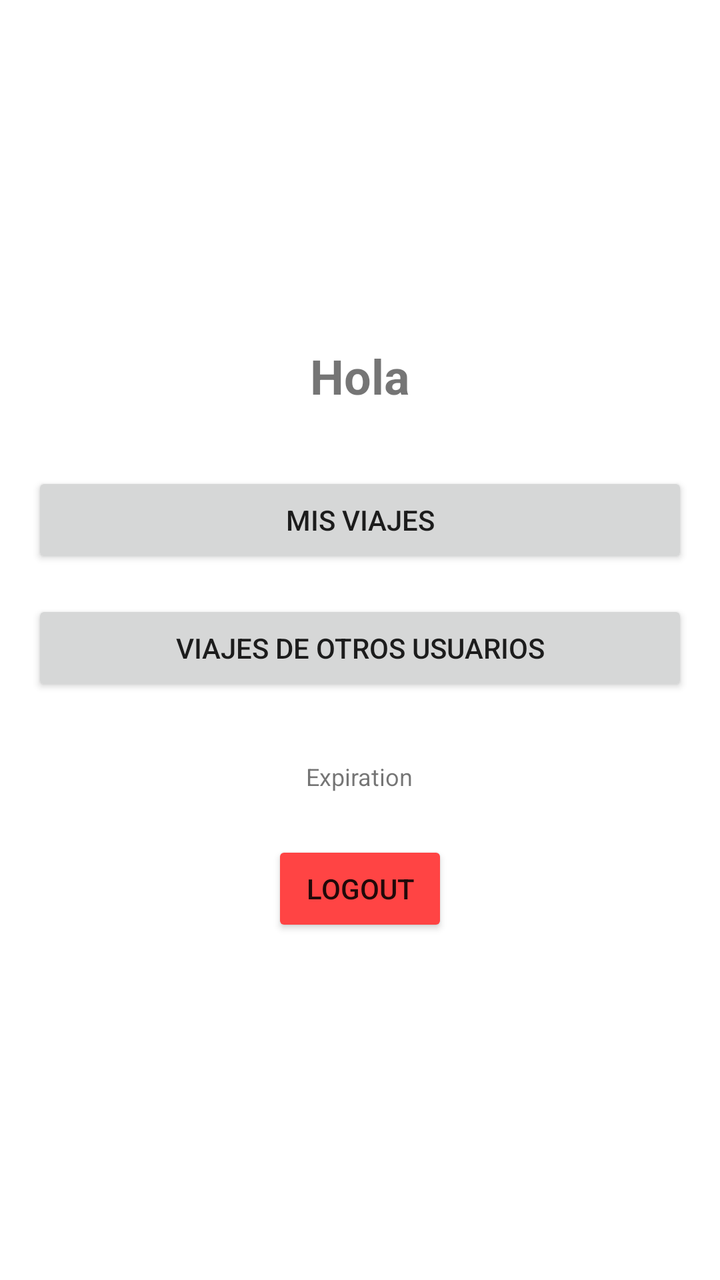
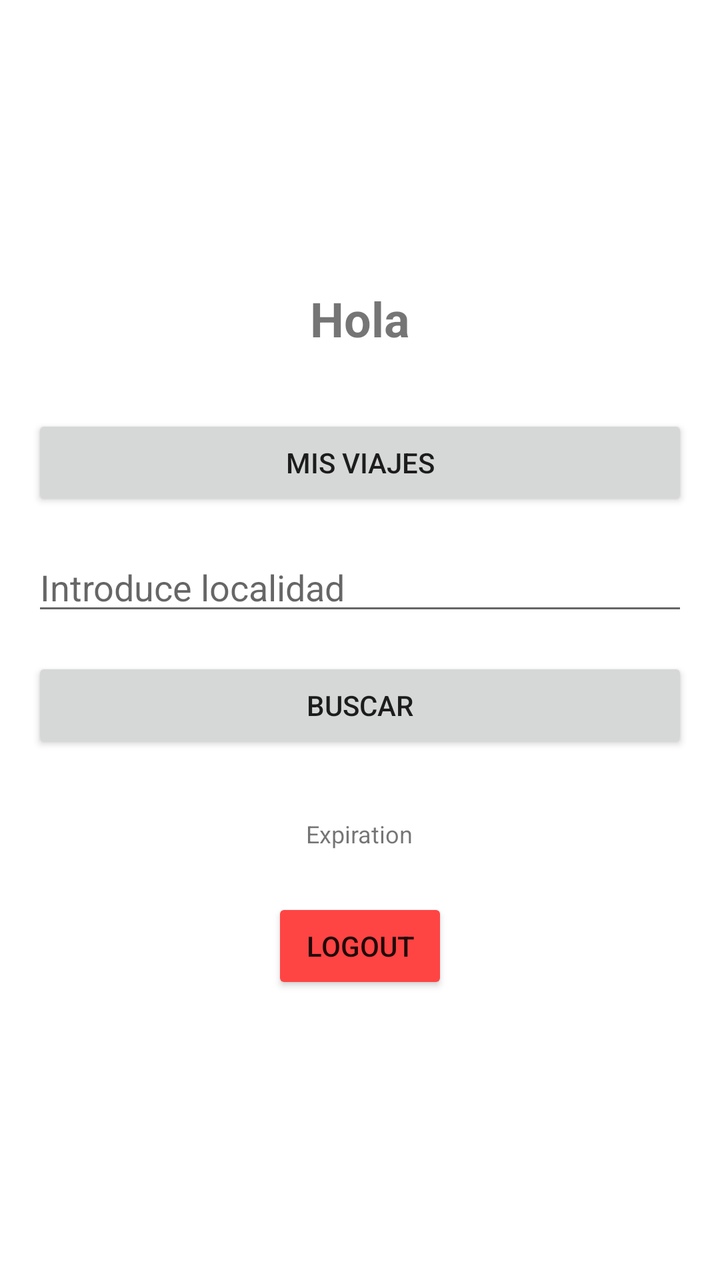

Screens rendered from an Android XML layout before and after an edit, with the pre-edit source and the edit as a unified diff.
<!-- AndroidManifest.xml: application theme Theme.LoginApp -->
<!-- res/layout/activity_token_info.xml -->
<LinearLayout xmlns:android="http://schemas.android.com/apk/res/android"
    android:layout_width="match_parent"
    android:layout_height="match_parent"
    android:orientation="vertical"
    android:padding="16dp"
    android:gravity="center">

    <TextView
        android:id="@+id/tv_alias"
        android:layout_width="wrap_content"
        android:layout_height="wrap_content"
        android:text="Hola"
        android:textSize="24sp"
        android:textStyle="bold"
        android:layout_marginBottom="32dp"/>

    <Button
        android:id="@+id/btn_my_trips"
        android:layout_width="match_parent"
        android:layout_height="wrap_content"
        android:text="Mis viajes"
        android:layout_marginBottom="16dp"/>

    <Button
        android:id="@+id/btn_other_trips"
        android:layout_width="match_parent"
        android:layout_height="wrap_content"
        android:text="Viajes de otros usuarios"
        android:layout_marginBottom="32dp"/>

    
    <TextView
        android:id="@+id/tv_token"
        android:layout_width="wrap_content"
        android:layout_height="wrap_content"
        android:text="Token"
        android:textSize="12sp"
        android:visibility="gone" 
        android:layout_marginBottom="8dp"/>

    <TextView
        android:id="@+id/tv_expiration"
        android:layout_width="wrap_content"
        android:layout_height="wrap_content"
        android:text="Expiration"
        android:textSize="12sp"
        android:layout_marginBottom="24dp"/>

    <Button
        android:id="@+id/btn_logout"
        android:layout_width="wrap_content"
        android:layout_height="wrap_content"
        android:text="Logout"
        android:backgroundTint="@android:color/holo_red_light"/>

</LinearLayout>
<!-- resources referenced by this layout -->
<resources>
  <style name="Theme.LoginApp" parent="Theme.MaterialComponents.DayNight.DarkActionBar">
          
          <item name="colorPrimary">@color/purple_500</item>
          <item name="colorPrimaryVariant">@color/purple_700</item>
          <item name="colorOnPrimary">@color/white</item>
          
          <item name="colorSecondary">@color/teal_200</item>
          <item name="colorSecondaryVariant">@color/teal_700</item>
          <item name="colorOnSecondary">@color/black</item>
          
          <item name="android:statusBarColor">?attr/colorPrimaryVariant</item>
          
      </style>
  <color name="purple_500">#FF6200EE</color>
  <color name="purple_700">#FF3700B3</color>
  <color name="white">#FFFFFFFF</color>
  <color name="teal_200">#FF03DAC5</color>
  <color name="teal_700">#FF018786</color>
  <color name="black">#FF000000</color>
</resources>

<!-- the commit's change to res/layout/activity_token_info.xml (unified diff, before → after) -->
@@ -21,11 +21,19 @@
         android:text="Mis viajes"
         android:layout_marginBottom="16dp"/>
 
-    <Button
-        android:id="@+id/btn_other_trips"
+    <EditText
+        android:id="@+id/et_location"
         android:layout_width="match_parent"
         android:layout_height="wrap_content"
-        android:text="Viajes de otros usuarios"
+        android:hint="Introduce localidad"
+        android:inputType="text"
+        android:layout_marginBottom="16dp"/>
+
+    <Button
+        android:id="@+id/btn_search"
+        android:layout_width="match_parent"
+        android:layout_height="wrap_content"
+        android:text="Buscar"
         android:layout_marginBottom="32dp"/>
 
     
